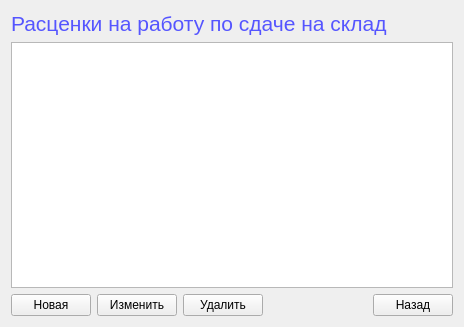
The window that coststockforma.ui (Lelius/protyazhka) describes before a commit, drawn with Qt 5.
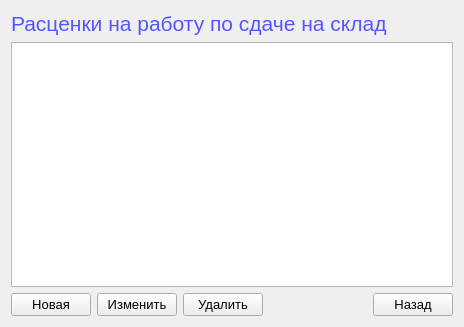
The same window after the commit.

Commit message: Увеличил различные шрифты в формах. Стало намного приятнее для глаз.

What changed in the file:
```diff
--- a/coststockforma.ui
+++ b/coststockforma.ui
@@ -24,12 +24,23 @@
       </widget>
      </item>
      <item>
-      <widget class="QTableView" name="tableViewCostStock"/>
+      <widget class="QTableView" name="tableViewCostStock">
+       <property name="font">
+        <font>
+         <pointsize>11</pointsize>
+        </font>
+       </property>
+      </widget>
      </item>
      <item>
       <layout class="QHBoxLayout" name="horizontalLayout">
        <item>
         <widget class="QPushButton" name="pushButtonNewCostStock">
+         <property name="font">
+          <font>
+           <pointsize>10</pointsize>
+          </font>
+         </property>
          <property name="text">
           <string>Новая</string>
          </property>
@@ -37,6 +48,11 @@
        </item>
        <item>
         <widget class="QPushButton" name="pushButtonEditCostStock">
+         <property name="font">
+          <font>
+           <pointsize>10</pointsize>
+          </font>
+         </property>
          <property name="text">
           <string>Изменить</string>
          </property>
@@ -44,6 +60,11 @@
        </item>
        <item>
         <widget class="QPushButton" name="pushButtonDeleteCostStock">
+         <property name="font">
+          <font>
+           <pointsize>10</pointsize>
+          </font>
+         </property>
          <property name="text">
           <string>Удалить</string>
          </property>
@@ -64,6 +85,11 @@
        </item>
        <item>
         <widget class="QPushButton" name="pushButtonExitCostStockForma">
+         <property name="font">
+          <font>
+           <pointsize>10</pointsize>
+          </font>
+         </property>
          <property name="text">
           <string>Назад</string>
          </property>
```
The commit also changes 7 other files.
